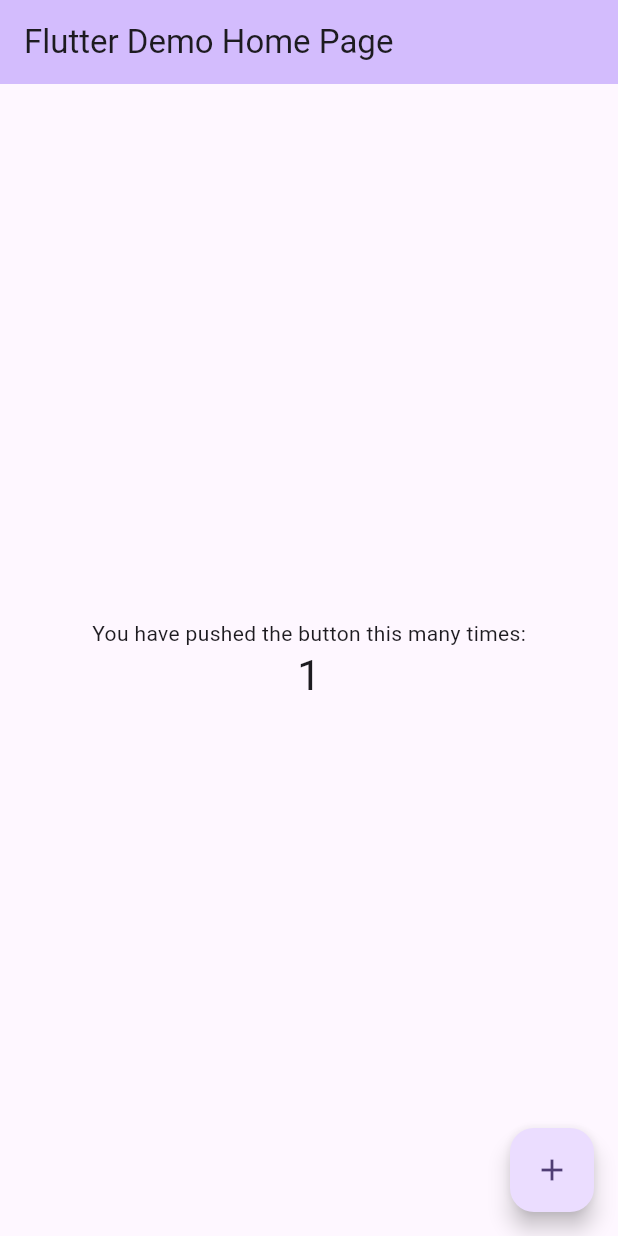
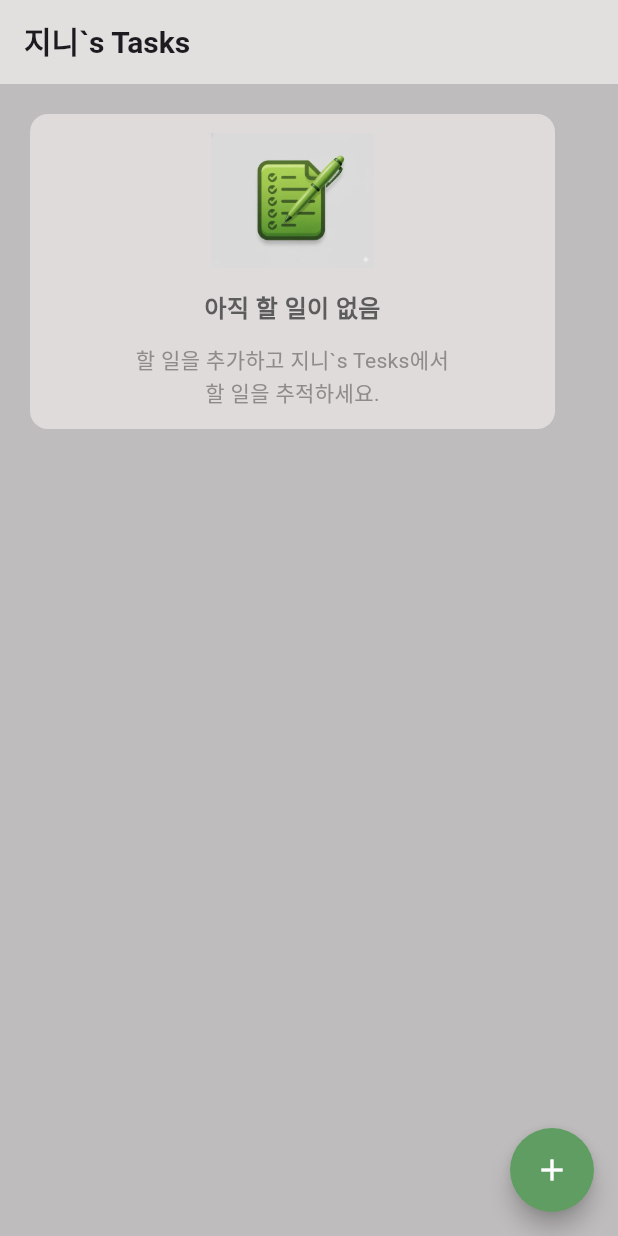
Before and after one commit to bdtjin/Project-ToDoApp, a Flutter app: the screen it shows after launch, after a tap on the "add" icon, on a phone screen of 412 x 824 dp. Run offline on Flutter 3.47's test engine with Material 3 defaults, Android fonts, the phone set to English and light mode, and no system bars.

Commit message:
feat: 과제1. 추가

```diff
--- /dev/null
+++ b/tasks/lib/home/home_page.dart
@@ -0,0 +1,77 @@
+import 'package:flutter/material.dart';
+
+class HomePage extends StatelessWidget {
+  @override
+  Widget build(BuildContext context) {
+    return Scaffold(
+      backgroundColor: const Color.fromARGB(255, 190, 188, 188), // 바디 백그라운드 컬러
+      appBar: AppBar(
+        backgroundColor: const Color.fromARGB(255, 226, 223, 223), // appBar 컬러
+        title: Text(
+          "지니`s Tasks",
+          style: TextStyle(fontSize: 20, fontWeight: FontWeight.bold),
+        ),
+      ),
+      body: Padding(
+        // 박스 안 여백으로 상자를 배치
+        padding: const EdgeInsets.all(20),
+        child: Column(
+          children: [
+            Container(
+              width: 350,
+              height: 210,
+              decoration: BoxDecoration(
+                borderRadius: BorderRadius.circular(12),
+                color: const Color.fromARGB(255, 224, 219, 219),
+              ),
+              child: Column(
+                mainAxisAlignment: MainAxisAlignment.center, // 사진 가운데 정렬
+                children: [
+                  Image.asset(
+                    'assets/images/초록색투두.webp',
+                    width: 120,
+                    height: 90,
+                  ),
+                  const SizedBox(height: 15), // 사진과 글자 간격주기
+                  const Text(
+                    '아직 할 일이 없음',
+                    style: TextStyle(
+                      fontSize: 16,
+                      fontWeight: FontWeight.bold,
+                      color: Color.fromARGB(255, 93, 92, 92),
+                    ),
+                  ),
+                  const SizedBox(height: 12), // 글자와 글자 간격주기
+                  const Text(
+                    '할 일을 추가하고 지니`s Tesks에서\n할 일을 추적하세요.',
+                    textAlign: TextAlign.center,
+                    style: TextStyle(
+                      fontSize: 14,
+                      height: 1.5,
+                      color: Color.fromARGB(255, 142, 139, 139),
+                    ),
+                  ),
+                ],
+              ),
+            ),
+          ],
+        ),
+      ),
+      floatingActionButton: FloatingActionButton(
+        // Scaffold 속성에서 사용
+        onPressed: appTodo, // 플로팅버튼은 꼭 onPressed를 전달해줘야 작동함
+        backgroundColor: const Color.fromARGB(255, 96, 157, 99),
+        shape: const CircleBorder(),
+        child: const Icon(Icons.add, color: Colors.white, size: 24),
+      ),
+    );
+  }
+
+  void appTodo() {
+    // 버튼이 눌렸는지 확인
+    print("버튼 눌렀당");
+  }
+}
+
+
+// Cmd + K => 키보드 안 올라올때, 이거 눌러서 사용(맥북 키보드 <-> 아이폰 키보드를 보이게 해서 쓸거냐)
--- a/tasks/lib/main.dart
+++ b/tasks/lib/main.dart
@@ -1,4 +1,5 @@
 import 'package:flutter/material.dart';
+import 'package:tasks/home/home_page.dart';
 
 void main() {
   runApp(const MyApp());
@@ -7,116 +8,8 @@ void main() {
 class MyApp extends StatelessWidget {
   const MyApp({super.key});
 
-  // This widget is the root of your application.
   @override
   Widget build(BuildContext context) {
-    return MaterialApp(
-      title: 'Flutter Demo',
-      theme: ThemeData(
-        // This is the theme of your application.
-        //
-        // TRY THIS: Try running your application with "flutter run". You'll see
-        // the application has a purple toolbar. Then, without quitting the app,
-        // try changing the seedColor in the colorScheme below to Colors.green
-        // and then invoke "hot reload" (save your changes or press the "hot
-        // reload" button in a Flutter-supported IDE, or press "r" if you used
-        // the command line to start the app).
-        //
-        // Notice that the counter didn't reset back to zero; the application
-        // state is not lost during the reload. To reset the state, use hot
-        // restart instead.
-        //
-        // This works for code too, not just values: Most code changes can be
-        // tested with just a hot reload.
-        colorScheme: .fromSeed(seedColor: Colors.deepPurple),
-      ),
-      home: const MyHomePage(title: 'Flutter Demo Home Page'),
-    );
+    return MaterialApp(home: HomePage());
   }
 }
-
-class MyHomePage extends StatefulWidget {
-  const MyHomePage({super.key, required this.title});
-
-  // This widget is the home page of your application. It is stateful, meaning
-  // that it has a State object (defined below) that contains fields that affect
-  // how it looks.
-
-  // This class is the configuration for the state. It holds the values (in this
-  // case the title) provided by the parent (in this case the App widget) and
-  // used by the build method of the State. Fields in a Widget subclass are
-  // always marked "final".
-
-  final String title;
-
-  @override
-  State<MyHomePage> createState() => _MyHomePageState();
-}
-
-class _MyHomePageState extends State<MyHomePage> {
-  int _counter = 0;
-
-  void _incrementCounter() {
-    setState(() {
-      // This call to setState tells the Flutter framework that something has
-      // changed in this State, which causes it to rerun the build method below
-      // so that the display can reflect the updated values. If we changed
-      // _counter without calling setState(), then the build method would not be
-      // called again, and so nothing would appear to happen.
-      _counter++;
-    });
-  }
-
-  @override
-  Widget build(BuildContext context) {
-    // This method is rerun every time setState is called, for instance as done
-    // by the _incrementCounter method above.
-    //
-    // The Flutter framework has been optimized to make rerunning build methods
-    // fast, so that you can just rebuild anything that needs updating rather
-    // than having to individually change instances of widgets.
-    return Scaffold(
-      appBar: AppBar(
-        // TRY THIS: Try changing the color here to a specific color (to
-        // Colors.amber, perhaps?) and trigger a hot reload to see the AppBar
-        // change color while the other colors stay the same.
-        backgroundColor: Theme.of(context).colorScheme.inversePrimary,
-        // Here we take the value from the MyHomePage object that was created by
-        // the App.build method, and use it to set our appbar title.
-        title: Text(widget.title),
-      ),
-      body: Center(
-        // Center is a layout widget. It takes a single child and positions it
-        // in the middle of the parent.
-        child: Column(
-          // Column is also a layout widget. It takes a list of children and
-          // arranges them vertically. By default, it sizes itself to fit its
-          // children horizontally, and tries to be as tall as its parent.
-          //
-          // Column has various properties to control how it sizes itself and
-          // how it positions its children. Here we use mainAxisAlignment to
-          // center the children vertically; the main axis here is the vertical
-          // axis because Columns are vertical (the cross axis would be
-          // horizontal).
-          //
-          // TRY THIS: Invoke "debug painting" (choose the "Toggle Debug Paint"
-          // action in the IDE, or press "p" in the console), to see the
-          // wireframe for each widget.
-          mainAxisAlignment: .center,
-          children: [
-            const Text('You have pushed the button this many times:'),
-            Text(
-              '$_counter',
-              style: Theme.of(context).textTheme.headlineMedium,
-            ),
-          ],
-        ),
-      ),
-      floatingActionButton: FloatingActionButton(
-        onPressed: _incrementCounter,
-        tooltip: 'Increment',
-        child: const Icon(Icons.add),
-      ),
-    );
-  }
-}
--- /dev/null
+++ b/tasks/lib/todo_detail/detail_page.dart
@@ -0,0 +1,8 @@
+import 'package:flutter/material.dart';
+
+class ToDoDetail extends StatelessWidget {
+  @override
+  Widget build(BuildContext context) {
+    return Scaffold();
+  }
+}
--- a/tasks/pubspec.yaml
+++ b/tasks/pubspec.yaml
@@ -58,8 +58,8 @@ flutter:
   uses-material-design: true
 
   # To add assets to your application, add an assets section, like this:
-  # assets:
-  #   - images/a_dot_burr.jpeg
+  assets:
+    - assets/images/
   #   - images/a_dot_ham.jpeg
 
   # An image asset can refer to one or more resolution-specific "variants", see
```
Also changed, not shown: tasks/assets/images/초록색투두.webp (added), tasks/lib/todo_entity.dart (added).
